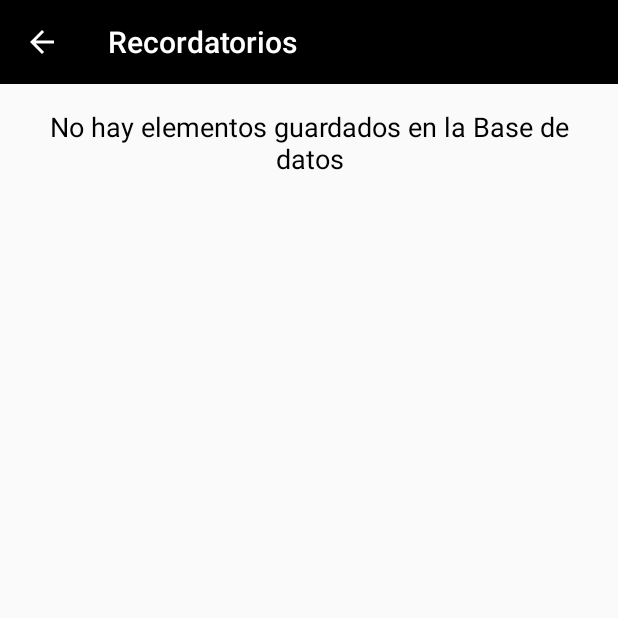
After one commit to Balthair94/MyReminder, an Android app: the RemainderListActivity screen opened directly, with no data from a screen before it, on a phone screen of 412 x 824 dp, the top half of it. The commit adds this screen. Run offline under Robolectric (Android 15) with nearby library versions, the phone set to English and light mode, and no system bars; our stand-ins replace Room's generated code, RxJava.

Commit message:
Create RemainderListActivity, Presenter and Contract and add basic functionality

```diff
--- a/app/src/main/AndroidManifest.xml
+++ b/app/src/main/AndroidManifest.xml
@@ -22,5 +22,9 @@
         <activity
                 android:name=".addRemainder.AddRemainderActivity"
                 android:screenOrientation="portrait"/>
+
+        <activity
+                android:name=".remainderList.RemainderListActivity"
+                android:screenOrientation="portrait"/>
     </application>
 </manifest>
--- a/app/src/main/java/com/baltazar/myreminder/MainActivity.kt
+++ b/app/src/main/java/com/baltazar/myreminder/MainActivity.kt
@@ -14,8 +14,10 @@ import android.content.DialogInterface
 import android.content.Intent
 import android.widget.Toast
 import com.baltazar.myreminder.addRemainder.AddRemainderActivity
+import com.baltazar.myreminder.database.AppDataBase
 import com.baltazar.myreminder.dialogs.InputDialog
 import com.baltazar.myreminder.dialogs.InputDialogListener
+import com.baltazar.myreminder.remainderList.RemainderListActivity
 
 
 class MainActivity : AppCompatActivity(), InputDialogListener {
@@ -51,6 +53,11 @@ class MainActivity : AppCompatActivity(), InputDialogListener {
         }
     }
 
+    override fun onDestroy() {
+        super.onDestroy()
+        AppDataBase.destroyDataBaseInstance()
+    }
+
     private fun setupWidget() {
         mButtonAddRemainder = findViewById(R.id.button_add_remainder)
         mButtonOpenRemainders = findViewById(R.id.button_open_remainders)
@@ -75,5 +82,10 @@ class MainActivity : AppCompatActivity(), InputDialogListener {
             val intent = Intent(this, AddRemainderActivity::class.java)
             startActivity(intent)
         }
+
+        mButtonOpenRemainders?.setOnClickListener {
+            val intent = Intent(this, RemainderListActivity::class.java)
+            startActivity(intent)
+        }
     }
 }
--- a/app/src/main/java/com/baltazar/myreminder/addRemainder/AddRemainderActivity.kt
+++ b/app/src/main/java/com/baltazar/myreminder/addRemainder/AddRemainderActivity.kt
@@ -65,7 +65,7 @@ class AddRemainderActivity: AppCompatActivity(), AddRemainderContract.View {
             setSupportActionBar(toolbar)
 
             supportActionBar?.apply {
-                title = resources.getString(R.string.app_name)
+                title = resources.getString(R.string.title_add_remainder)
                 setDisplayHomeAsUpEnabled(true)
                 setDisplayShowHomeEnabled(false)
             }
--- /dev/null
+++ b/app/src/main/java/com/baltazar/myreminder/remainderList/RemainderListActivity.kt
@@ -0,0 +1,80 @@
+package com.baltazar.myreminder.remainderList
+
+import android.graphics.Color
+import android.os.Bundle
+import android.view.MenuItem
+import android.view.View
+import android.widget.TextView
+import android.widget.Toast
+import androidx.appcompat.app.AppCompatActivity
+import androidx.appcompat.widget.Toolbar
+import androidx.recyclerview.widget.RecyclerView
+import com.baltazar.myreminder.R
+import com.baltazar.myreminder.database.RemainderEntity
+
+/**
+ * @author Baltazar Rodriguez
+ * @since v
+ */
+class RemainderListActivity: AppCompatActivity(), RemainderListContract.View {
+
+    private var mRecyclerView: RecyclerView? = null
+    private var mTextEmptyMessage: TextView? = null
+    private var mToolbar: Toolbar? = null
+
+    private var mPresenter: RemainderListPresenter? = null
+
+    override fun onCreate(savedInstanceState: Bundle?) {
+        super.onCreate(savedInstanceState)
+        setContentView(R.layout.activity_remainder_list)
+        mPresenter = RemainderListPresenter(this)
+        setupWidget()
+    }
+
+    override fun onResume() {
+        super.onResume()
+        mPresenter?.onAttach(this)
+        mPresenter?.loadRemainders()
+    }
+
+    override fun onOptionsItemSelected(item: MenuItem?): Boolean {
+        when(item?.itemId) {
+            android.R.id.home -> finish()
+        }
+        return super.onOptionsItemSelected(item)
+    }
+
+    override fun showRemainders(remainders: List<RemainderEntity>) {
+        mTextEmptyMessage?.visibility = View.GONE
+        mRecyclerView?.visibility = View.VISIBLE
+        Toast.makeText(this, "Recordatorios: ${remainders.size}", Toast.LENGTH_SHORT).show()
+    }
+
+    override fun showRemaindersEmpty() {
+        mRecyclerView?.visibility = View.GONE
+        mTextEmptyMessage?.visibility = View.VISIBLE
+    }
+
+    override fun showMessage(message: String) {
+        Toast.makeText(this, message, Toast.LENGTH_SHORT).show()
+    }
+
+    private fun setupWidget() {
+        mRecyclerView = findViewById(R.id.recycler_view)
+        mTextEmptyMessage = findViewById(R.id.text_empty_list)
+        mToolbar = findViewById(R.id.toolbar)
+
+        mToolbar?.setNavigationIcon(R.drawable.ic_arrow_back)
+
+        mToolbar?.let { toolbar ->
+            toolbar.setTitleTextColor(Color.WHITE)
+            setSupportActionBar(toolbar)
+
+            supportActionBar?.apply {
+                title = resources.getString(R.string.title_remainders)
+                setDisplayHomeAsUpEnabled(true)
+                setDisplayShowHomeEnabled(false)
+            }
+        }
+    }
+}
--- /dev/null
+++ b/app/src/main/java/com/baltazar/myreminder/remainderList/RemainderListContract.kt
@@ -0,0 +1,26 @@
+package com.baltazar.myreminder.remainderList
+
+import com.baltazar.myreminder.database.RemainderEntity
+
+/**
+ * @author Baltazar Rodriguez
+ * @since v
+ */
+interface RemainderListContract {
+
+    interface View {
+        fun showRemainders(remainders: List<RemainderEntity>)
+
+        fun showRemaindersEmpty()
+
+        fun showMessage(message: String)
+    }
+
+    interface Presenter {
+        fun onAttach(view: View)
+
+        fun onDestroy()
+
+        fun loadRemainders()
+    }
+}
--- /dev/null
+++ b/app/src/main/java/com/baltazar/myreminder/remainderList/RemainderListPresenter.kt
@@ -0,0 +1,51 @@
+package com.baltazar.myreminder.remainderList
+
+import android.content.Context
+import com.baltazar.myreminder.database.AppDataBase
+import com.baltazar.myreminder.database.RemainderEntity
+import io.reactivex.android.schedulers.AndroidSchedulers
+import io.reactivex.disposables.CompositeDisposable
+import io.reactivex.schedulers.Schedulers
+
+/**
+ * @author Baltazar Rodriguez
+ * @since v
+ */
+class RemainderListPresenter(context: Context): RemainderListContract.Presenter {
+
+    private var mView: RemainderListContract.View? = null
+    private val mComposite = CompositeDisposable()
+
+    private val mDataBase = AppDataBase.getAppDataBase(context)
+
+    override fun onAttach(view: RemainderListContract.View) {
+        mView = view
+    }
+
+    override fun loadRemainders() {
+        mDataBase?.remainderDao()?.let { dao ->
+            val disposable = dao.getRemainders()
+                .subscribeOn(Schedulers.io())
+                .observeOn(AndroidSchedulers.mainThread())
+                .subscribe(this::handleRemainders, this::handleRemaindersError)
+            mComposite.add(disposable)
+        }
+    }
+
+    private fun handleRemainders(remainders: List<RemainderEntity>) {
+        if (remainders.isEmpty()) {
+            mView?.showRemaindersEmpty()
+        } else {
+            mView?.showRemainders(remainders)
+        }
+    }
+
+    private fun handleRemaindersError(error: Throwable) {
+        mView?.showMessage(error.localizedMessage)
+        mView?.showRemaindersEmpty()
+    }
+
+    override fun onDestroy() {
+        mComposite.clear()
+    }
+}
--- /dev/null
+++ b/app/src/main/res/layout/activity_remainder_list.xml
@@ -0,0 +1,30 @@
+<?xml version="1.0" encoding="utf-8"?>
+<LinearLayout
+        xmlns:android="http://schemas.android.com/apk/res/android"
+        android:layout_width="match_parent"
+        android:layout_height="match_parent"
+        android:orientation="vertical">
+
+    <androidx.appcompat.widget.Toolbar
+            android:id="@+id/toolbar"
+            android:background="@color/colorPrimaryDark"
+            android:layout_width="match_parent"
+            android:layout_height="?attr/actionBarSize"/>
+
+    <androidx.recyclerview.widget.RecyclerView
+            android:id="@+id/recycler_view"
+            android:layout_width="match_parent"
+            android:layout_height="match_parent"
+            android:paddingStart="16dp"
+            android:paddingEnd="16dp"/>
+
+    <TextView
+            android:id="@+id/text_empty_list"
+            android:layout_width="match_parent"
+            android:layout_height="wrap_content"
+            android:textColor="@color/colorBlack"
+            android:textSize="18sp"
+            android:padding="16dp"
+            android:gravity="center"
+            android:text="@string/message_empty_remainder_list"/>
+</LinearLayout>
--- a/app/src/main/res/values/strings.xml
+++ b/app/src/main/res/values/strings.xml
@@ -25,4 +25,6 @@
     <string name="button_cancel">Cancelar</string>
 
     <string name="error_no_name">Proporcione un nombre de usuario</string>
+
+    <string name="message_empty_remainder_list">No hay elementos guardados en la Base de datos</string>
 </resources>
```
